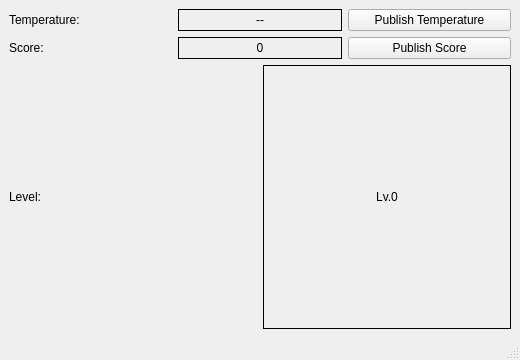
Qt form MainWindow.ui (zhangmeng-00/QT-MVVM) before a commit.
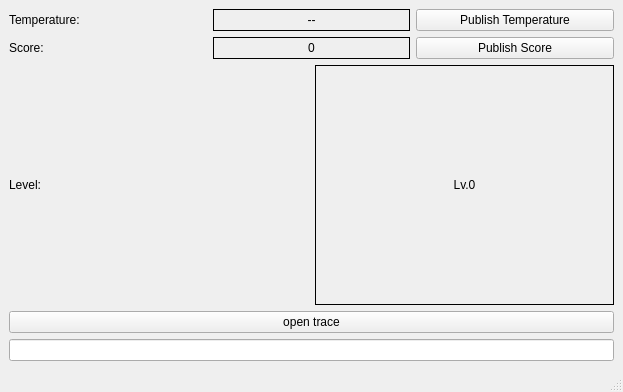
The same form after that commit.

Commit message: #2026.01.08 1.修改binding模块，不在局限于Binding Label 2.修改BindingCommand，不在局限于只bingButton的命令

The edit to the form file:
```diff
--- a/MainWindow.ui
+++ b/MainWindow.ui
@@ -6,8 +6,8 @@
    <rect>
     <x>0</x>
     <y>0</y>
-    <width>520</width>
-    <height>360</height>
+    <width>623</width>
+    <height>392</height>
    </rect>
   </property>
   <property name="windowTitle">
@@ -15,22 +15,12 @@
   </property>
 
   <widget class="QWidget" name="centralwidget">
-   <layout class="QVBoxLayout" name="verticalLayout">
-
-    <!-- 温度显示区域 -->
-    <item>
-     <layout class="QHBoxLayout" name="layoutTemperature">
-      <item>
-       <widget class="QLabel" name="labelTemperatureTitle">
-        <property name="text">
-         <string>Temperature:</string>
-        </property>
-        <property name="minimumWidth">
-         <number>120</number>
-        </property>
-       </widget>
-      </item>
-      <item>
+   <layout class="QGridLayout" name="gridLayout_3">
+    <item row="0" column="0">
+     <layout class="QGridLayout" name="gridLayout_2">
+      <item row="0" column="0">
+       <layout class="QGridLayout" name="gridLayout">
+        <item row="0" column="1">
        <widget class="QLabel" name="labelTemperature">
         <property name="text">
          <string>--</string>
@@ -46,7 +36,14 @@
         </property>
        </widget>
       </item>
-      <item>
+        <item row="0" column="0">
+         <widget class="QLabel" name="labelTemperatureTitle">
+          <property name="text">
+           <string>Temperature:</string>
+          </property>
+         </widget>
+        </item>
+        <item row="0" column="2">
        <widget class="QPushButton" name="btnPublishTemperature">
         <property name="text">
          <string>Publish Temperature</string>
@@ -55,9 +52,38 @@
       </item>
      </layout>
     </item>
-
-    <!-- 积分显示区域 -->
+      <item row="3" column="0">
+       <widget class="QPushButton" name="pushButton">
+        <property name="text">
+         <string>open trace</string>
+        </property>
+       </widget>
+      </item>
+      <item row="2" column="0">
+       <layout class="QHBoxLayout" name="horizontalLayout">
     <item>
+         <widget class="QLabel" name="labelLevelTitle">
+          <property name="text">
+           <string>Level:</string>
+          </property>
+         </widget>
+        </item>
+        <item>
+         <widget class="QLabel" name="labelLevel">
+          <property name="frameShape">
+           <enum>QFrame::Box</enum>
+          </property>
+          <property name="text">
+           <string>Lv.0</string>
+          </property>
+          <property name="alignment">
+           <set>Qt::AlignCenter</set>
+          </property>
+         </widget>
+        </item>
+       </layout>
+      </item>
+      <item row="1" column="0">
      <layout class="QHBoxLayout" name="layoutScore">
       <item>
        <widget class="QLabel" name="labelScoreTitle">
@@ -94,40 +120,12 @@
       </item>
      </layout>
     </item>
-
-    <!-- 等级显示区域 -->
-    <item>
-     <layout class="QHBoxLayout" name="layoutLevel">
-      <item>
-       <widget class="QLabel" name="labelLevelTitle">
-        <property name="text">
-         <string>Level:</string>
-        </property>
-        <property name="minimumWidth">
-         <number>120</number>
-        </property>
-       </widget>
-      </item>
-      <item>
-       <widget class="QLabel" name="labelLevel">
-        <property name="text">
-         <string>Lv.0</string>
-        </property>
-        <property name="frameShape">
-         <enum>QFrame::Box</enum>
-        </property>
-        <property name="minimumWidth">
-         <number>120</number>
-        </property>
-        <property name="alignment">
-         <set>Qt::AlignCenter</set>
-        </property>
-       </widget>
-      </item>
-     </layout>
-    </item>
-
-   </layout>
+     </layout>
+    </item>
+    <item row="1" column="0">
+     <widget class="QLineEdit" name="lineEdit"/>
+    </item>
+   </layout>
   </widget>
 
   <widget class="QMenuBar" name="menubar">
```
Left out of the diff: 28 changed lines with no effect on the pictures. Lines whose indentation alone changed are shown as unchanged. The commit also changes 23 other files.
